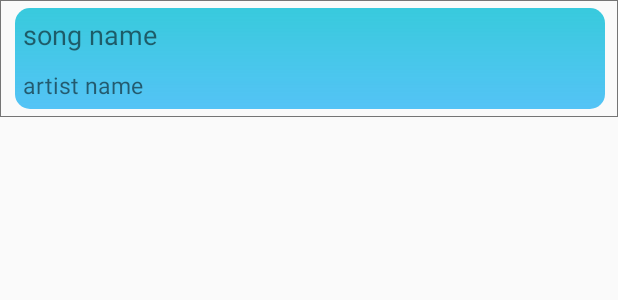
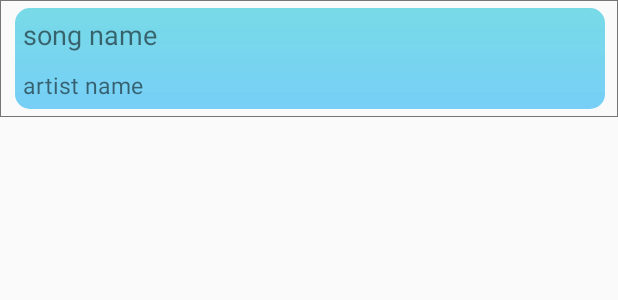
Before and after one commit to SenzuBeans/RestMind, an Android app: the layout item_music.xml on its own in the app's theme, with its tools: preview values and no code run, on a phone screen of 412 x 824 dp. Shown: the top 300 px of the screen. Run offline under Robolectric (Android 15) with nearby library versions, the phone set to English and light mode, and no system bars.

Commit message:
Updated 9/23/2019

```diff
--- a/app/src/main/java/com/alternative/cap/restmindv3/ui/setting/SettingFragment.java
+++ b/app/src/main/java/com/alternative/cap/restmindv3/ui/setting/SettingFragment.java
@@ -6,6 +6,7 @@ import android.util.Log;
 import android.view.LayoutInflater;
 import android.view.View;
 import android.view.ViewGroup;
+import android.widget.Button;
 import android.widget.TextView;
 
 import androidx.annotation.NonNull;
@@ -36,9 +37,11 @@ public class SettingFragment extends Fragment {
     private DatabaseReference databaseReference;
     private DatabaseReference reference;
 
+
     public View onCreateView(@NonNull LayoutInflater inflater, ViewGroup container, Bundle savedInstanceState) {
         View root = inflater.inflate(R.layout.fragment_setting, container, false);
         workbench(root, savedInstanceState);
+
         return root;
     }
 
@@ -52,6 +55,8 @@ public class SettingFragment extends Fragment {
 
         userName =  root.findViewById(R.id.userNameTv);
         userName.setText(user.getDisplayName());
+
+
 
         root.findViewById(R.id.logoutBtn).setOnClickListener(new View.OnClickListener() {
             @Override
--- a/app/src/main/res/drawable/btn_rounded.xml
+++ b/app/src/main/res/drawable/btn_rounded.xml
@@ -2,8 +2,8 @@
 <shape xmlns:android="http://schemas.android.com/apk/res/android"
     android:shape="rectangle">
     <gradient
-        android:startColor="#AB03A9F4"
-        android:endColor="#C600BCD4"
+        android:startColor="#8803A9F4"
+        android:endColor="#8500BCD4"
         android:angle="90"/>
     <corners android:radius="10dp"/>
 
```
Also changed, not shown: app/src/main/java/com/alternative/cap/restmindv3/ui/setting/SettingViewModel.java (+0 -14 lines), app/src/main/res/layout/contact_support_fragment.xml (added, +13 -0 lines).
